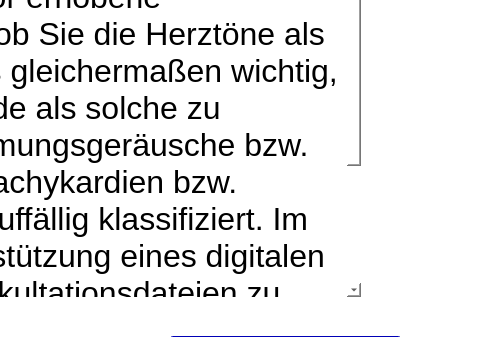
Qt form forms/instructions1.ui (IKI-Lab/auscultation_AI_noise_exp) before a commit; both pictures show x 960 to 1440 and y 424 to 761 of the 1440 by 761 pixel window.
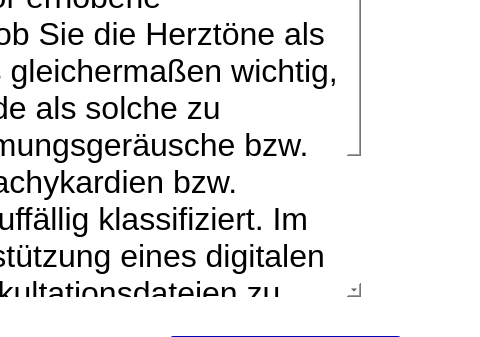
The same form after that commit.

Commit message: Neue Instruktionen

What changed in the file:
```diff
--- a/forms/instructions1.ui
+++ b/forms/instructions1.ui
@@ -81,7 +81,8 @@
 &lt;p style=&quot;-qt-paragraph-type:empty; margin-top:0px; margin-bottom:0px; margin-left:0px; margin-right:0px; -qt-block-indent:0; text-indent:0px;&quot;&gt;&lt;br /&gt;&lt;/p&gt;
 &lt;p style=&quot;-qt-paragraph-type:empty; margin-top:0px; margin-bottom:0px; margin-left:0px; margin-right:0px; -qt-block-indent:0; text-indent:0px; font-size:24pt;&quot;&gt;&lt;br /&gt;&lt;/p&gt;
 &lt;p style=&quot; margin-top:0px; margin-bottom:0px; margin-left:0px; margin-right:0px; -qt-block-indent:0; text-indent:0px;&quot;&gt;&lt;span style=&quot; font-family:'Helvetica Neue'; font-size:24pt; font-weight:600;&quot;&gt;Ihre Aufgabe&lt;/span&gt;&lt;span style=&quot; font-family:'Helvetica Neue'; font-size:24pt;&quot;&gt;&lt;br /&gt;&lt;/span&gt;&lt;/p&gt;
-&lt;p style=&quot; margin-top:0px; margin-bottom:0px; margin-left:0px; margin-right:0px; -qt-block-indent:0; text-indent:0px;&quot;&gt;&lt;span style=&quot; font-family:'Helvetica Neue'; font-size:24pt;&quot;&gt;Ihnen werden im folgenden Experiment verschiedene zuvor erhobene Auskultationsdateien dargeboten. Sie sollen einschätzen, ob Sie die Herztöne als auffällig oder unauffällig klassifizieren würden. Dabei ist es gleichermaßen wichtig, auffällige Befunde zu klassifizieren und unauffällige Befunde als solche zu erkennen. Auffällig bedeutet hier, dass pathologische Strömungsgeräusche bzw. Herzgeräusche vorhanden sind. Rhytmusstörungen und Tachykardien bzw. Bradykardien werden im Rahmen dieser Studie nicht als auffällig klassifiziert. Im Anschluss an Ihre Einschätzung bekommen Sie die Unterstützung eines digitalen Assistenzsystems und Sie werden erneut gebeten die Auskultationsdateien zu befunden.&lt;br /&gt;&lt;/span&gt;&lt;/p&gt;
+&lt;p style=&quot; margin-top:0px; margin-bottom:0px; margin-left:0px; margin-right:0px; -qt-block-indent:0; text-indent:0px;&quot;&gt;&lt;span style=&quot; font-family:'Helvetica Neue'; font-size:24pt;&quot;&gt;Ihnen werden im folgenden Experiment verschiedene zuvor erhobene Auskultationsdateien dargeboten. Sie sollen einschätzen, ob Sie die Herztöne als auffällig oder unauffällig klassifizieren würden. Dabei ist es gleichermaßen wichtig, auffällige Befunde zu klassifizieren und unauffällige Befunde als solche zu erkennen. Auffällig bedeutet hier, dass pathologische Strömungsgeräusche bzw. Herzgeräusche vorhanden sind. Rhytmusstörungen und Tachykardien bzw. Bradykardien werden im Rahmen dieser Studie nicht als auffällig klassifiziert. Im Anschluss an Ihre Einschätzung bekommen Sie die Unterstützung eines digitalen Assistenzsystems und Sie werden erneut gebeten die Auskultationsdateien zu befunden.&lt;/span&gt;&lt;/p&gt;
+&lt;p style=&quot;-qt-paragraph-type:empty; margin-top:0px; margin-bottom:0px; margin-left:0px; margin-right:0px; -qt-block-indent:0; text-indent:0px; font-family:'Helvetica Neue'; font-size:24pt;&quot;&gt;&lt;br /&gt;&lt;/p&gt;
 &lt;p style=&quot; margin-top:0px; margin-bottom:0px; margin-left:0px; margin-right:0px; -qt-block-indent:0; text-indent:0px;&quot;&gt;&lt;span style=&quot; font-family:'Helvetica Neue'; font-size:24pt;&quot;&gt;Im Folgenden erhalten Sie noch weitere Instruktionen, lesen Sie diese bitte gründlich!&lt;/span&gt;&lt;span style=&quot; font-size:24pt;&quot;&gt; &lt;/span&gt;&lt;/p&gt;&lt;/body&gt;&lt;/html&gt;</string>
     </property>
    </widget>
```
